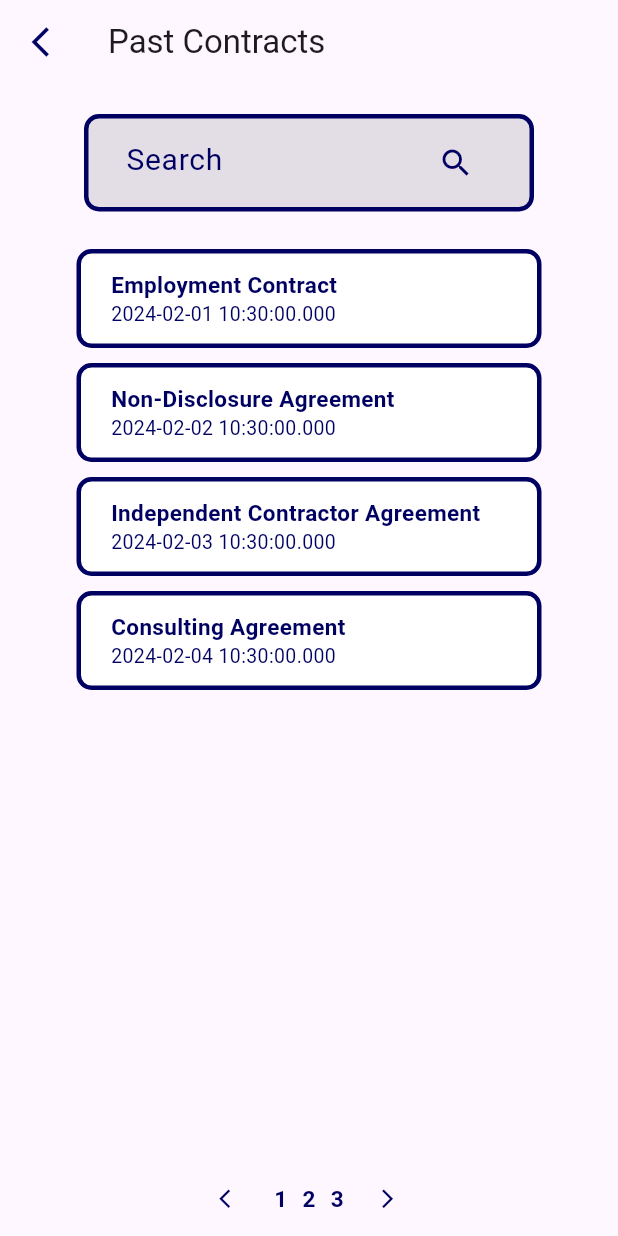
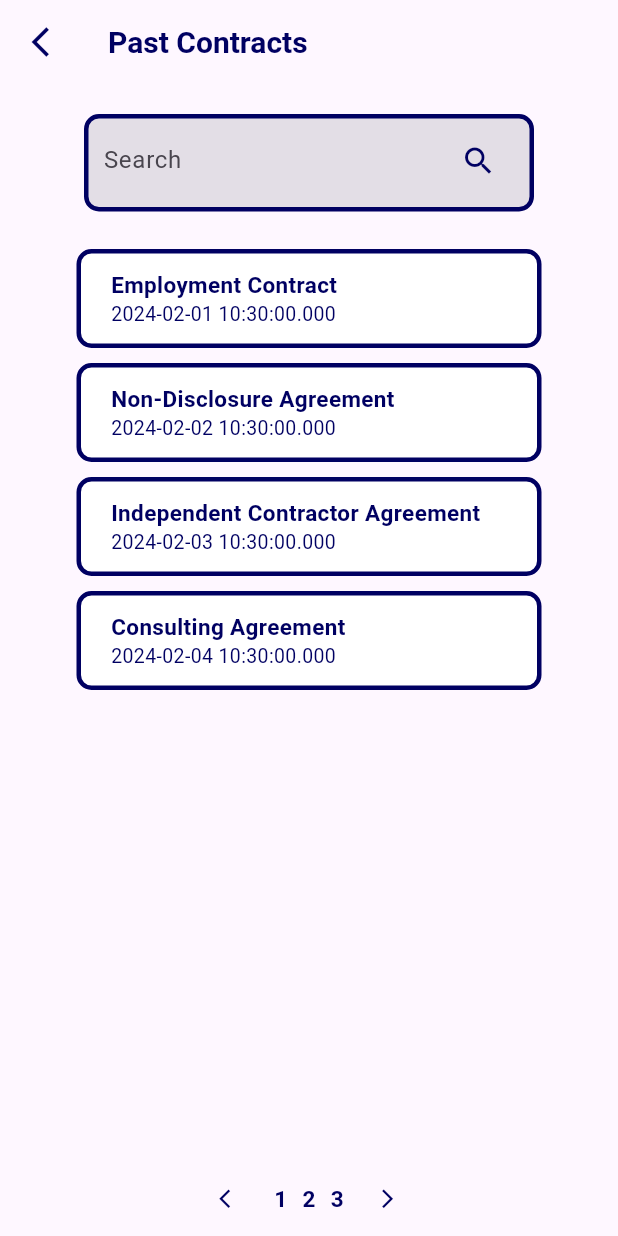
Before and after one commit to 2024gdscsc/pactcheck_front, a Flutter app: the PastContractsList screen opened directly, on a phone screen of 412 x 824 dp. Run offline on Flutter 3.47's test engine with Material 3 defaults, Android fonts, the phone set to English and light mode, and no system bars; our stand-ins replace country_picker.

Commit message:
Enable search in past contract list page

```diff
--- a/lib/src/pages/past-contracts/past_contracts_list.dart
+++ b/lib/src/pages/past-contracts/past_contracts_list.dart
@@ -56,7 +56,14 @@ class _PastContractsListState extends State<PastContractsList> {
           ),
         ),
         actions: const [],
-        title: const Text('Past Contracts'),
+        title: const Text(
+          'Past Contracts',
+          style: TextStyle(
+            color: Color(0xFF000062),
+            fontSize: 20,
+            fontWeight: FontWeight.w600,
+          ),
+        ),
       ),
       body: Center(
         child: Column(
@@ -73,21 +80,21 @@ class _PastContractsListState extends State<PastContractsList> {
                 ),
               ),
               child: Padding(
-                padding: EdgeInsets.symmetric(horizontal: 25, vertical: 10),
+                padding: const EdgeInsets.only(left: 10, right: 10),
                 child: TextField(
-                  onChanged: (value) => filterContracts(value),
+                  onChanged: filterContracts,
                   decoration: InputDecoration(
-                    border: InputBorder.none,
-                    hintText: 'Search',
+                    labelText: 'Search',
                     hintStyle: TextStyle(
                       color: Color(0xFF000062),
-                      fontWeight: FontWeight.w400,
-                      fontSize: 20,
+                      fontSize: 15,
+                      fontWeight: FontWeight.w600,
                     ),
                     suffixIcon: Icon(
                       Icons.search,
                       color: Color(0xFF000062),
                     ),
+                    border: InputBorder.none,
                   ),
                 ),
               ),
--- a/lib/src/pages/past-contracts/past_original_photo.dart
+++ b/lib/src/pages/past-contracts/past_original_photo.dart
@@ -57,7 +57,7 @@ class PastOriginalPhoto extends StatelessWidget {
               ),
             ),
             Container(
-              height: 100,
+              height: 80,
               child: ListView.builder(
                 scrollDirection: Axis.horizontal,
                 itemCount: thumbnailUrls.length,
@@ -66,7 +66,7 @@ class PastOriginalPhoto extends StatelessWidget {
                     padding: const EdgeInsets.all(8.0),
                     child: Image.asset(
                       thumbnailUrls[index],
-                      width: 80, // Adjust the width as needed
+                      width: 60, // Adjust the width as needed
                       height: 80, // Adjust the height as needed
                       fit: BoxFit.cover,
                     ),
```
